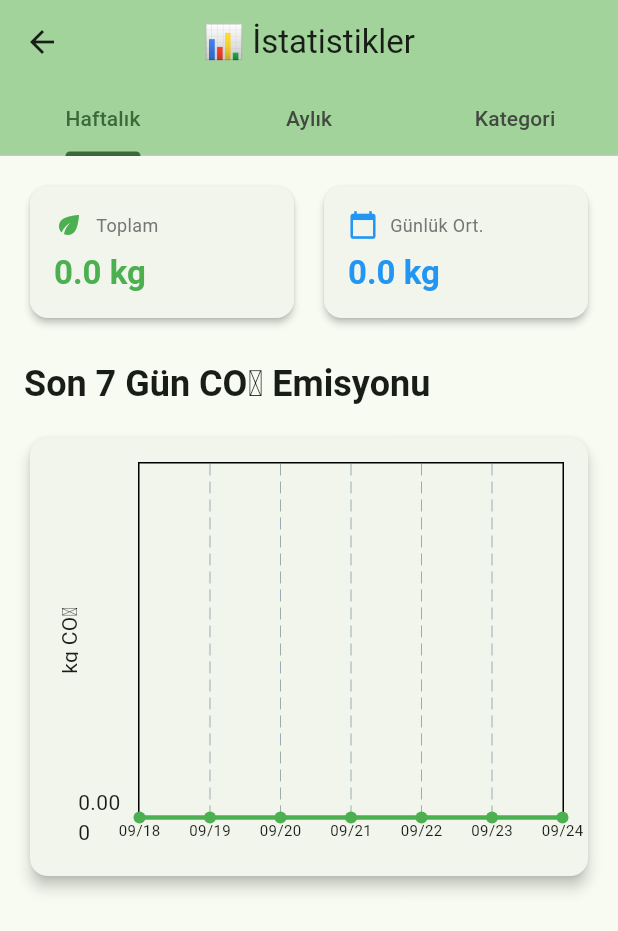
After one commit to kendlenx/carbon-tracker, a Flutter app: the screen it shows after launch, after a tap on the "bar chart" icon, on a phone screen of 412 x 824 dp. The commit adds this screen. Shown: the top 931 px of the screen. Run offline on Flutter 3.47's test engine with Material 3 defaults, Android fonts, the phone set to English and light mode, and no system bars; drawn by our look-alikes of fl_chart; our stand-ins replace sqflite; accounts and stored records are empty.

Commit message:
İstatistik grafikleri eklendi
📊 Yeni Özellikler:
- Comprehensive statistics screen with 3 tabs
- Haftalık CO₂ trend grafikleri (Line Chart)
- Aylık CO₂ takip grafikleri (30 gün)
- Kategori bazlı dağılım (Pie Chart)
- Gerçek zamanlı veri entegrasyonu

📈 Grafik Özellikleri:
- fl_chart paketi ile profesyonel grafikler
- Haftalık/Aylık line chart'lar
- Ulaşım türü pie chart
- Renkli kategori avatarları
- Yüzdelik dağılım görünümü

🎨 UI/UX:
- TabController ile organize sayfalar
- Loading states ve empty states
- Material Design 3 uyumlu kartlar
- Responsive stat cards
- Ana sayfadan kolay erişim (AppBar button)

🔧 Teknik:
- DatabaseService entegrasyonu
- Date range sorgular
- İstatistik hesaplama metodları
- Memory efficient chart rendering
- Error handling

```diff
--- a/lib/main.dart
+++ b/lib/main.dart
@@ -1,6 +1,7 @@
 import 'package:flutter/material.dart';
 import 'screens/transport_screen.dart';
 import 'screens/add_activity_screen.dart';
+import 'screens/statistics_screen.dart';
 import 'services/database_service.dart';
 
 void main() {
@@ -163,6 +164,19 @@ class _CarbonTrackerHomeState extends State<CarbonTrackerHome> {
           style: TextStyle(fontWeight: FontWeight.bold),
         ),
         backgroundColor: Theme.of(context).colorScheme.inversePrimary,
+        actions: [
+          IconButton(
+            icon: const Icon(Icons.bar_chart),
+            tooltip: 'İstatistikler',
+            onPressed: () {
+              Navigator.of(context).push(
+                MaterialPageRoute(
+                  builder: (context) => const StatisticsScreen(),
+                ),
+              );
+            },
+          ),
+        ],
       ),
       body: isLoading
           ? const Center(child: CircularProgressIndicator())
--- /dev/null
+++ b/lib/screens/statistics_screen.dart
@@ -0,0 +1,511 @@
+import 'package:flutter/material.dart';
+import 'package:fl_chart/fl_chart.dart';
+import 'package:intl/intl.dart';
+import '../services/database_service.dart';
+
+class StatisticsScreen extends StatefulWidget {
+  const StatisticsScreen({super.key});
+
+  @override
+  State<StatisticsScreen> createState() => _StatisticsScreenState();
+}
+
+class _StatisticsScreenState extends State<StatisticsScreen> with SingleTickerProviderStateMixin {
+  late TabController _tabController;
+  bool isLoading = true;
+
+  // Veri listeleri
+  List<FlSpot> weeklyData = [];
+  List<FlSpot> monthlyData = [];
+  Map<String, double> categoryData = {};
+
+  // İstatistikler
+  double totalWeekCO2 = 0.0;
+  double totalMonthCO2 = 0.0;
+  double averageDaily = 0.0;
+
+  @override
+  void initState() {
+    super.initState();
+    _tabController = TabController(length: 3, vsync: this);
+    _loadStatistics();
+  }
+
+  @override
+  void dispose() {
+    _tabController.dispose();
+    super.dispose();
+  }
+
+  Future<void> _loadStatistics() async {
+    try {
+      await _loadWeeklyData();
+      await _loadMonthlyData();
+      await _loadCategoryData();
+
+      if (mounted) {
+        setState(() {
+          isLoading = false;
+        });
+      }
+    } catch (e) {
+      print('Error loading statistics: $e');
+      if (mounted) {
+        setState(() {
+          isLoading = false;
+        });
+      }
+    }
+  }
+
+  Future<void> _loadWeeklyData() async {
+    final now = DateTime.now();
+    weeklyData.clear();
+    totalWeekCO2 = 0.0;
+
+    for (int i = 6; i >= 0; i--) {
+      final date = now.subtract(Duration(days: i));
+      final co2 = await DatabaseService.instance.getTotalCO2ForDate(date);
+      weeklyData.add(FlSpot(i.toDouble(), co2));
+      totalWeekCO2 += co2;
+    }
+
+    averageDaily = totalWeekCO2 / 7;
+  }
+
+  Future<void> _loadMonthlyData() async {
+    final now = DateTime.now();
+    monthlyData.clear();
+    totalMonthCO2 = 0.0;
+
+    for (int i = 29; i >= 0; i--) {
+      final date = now.subtract(Duration(days: i));
+      final co2 = await DatabaseService.instance.getTotalCO2ForDate(date);
+      monthlyData.add(FlSpot(i.toDouble(), co2));
+      totalMonthCO2 += co2;
+    }
+  }
+
+  Future<void> _loadCategoryData() async {
+    final now = DateTime.now();
+    final weekAgo = now.subtract(const Duration(days: 7));
+
+    categoryData = await DatabaseService.instance.getCO2ByTransportType(
+      startDate: weekAgo,
+      endDate: now,
+    );
+  }
+
+  @override
+  Widget build(BuildContext context) {
+    return Scaffold(
+      appBar: AppBar(
+        title: const Text('📊 İstatistikler'),
+        backgroundColor: Theme.of(context).colorScheme.inversePrimary,
+        bottom: TabBar(
+          controller: _tabController,
+          tabs: const [
+            Tab(text: 'Haftalık'),
+            Tab(text: 'Aylık'),
+            Tab(text: 'Kategori'),
+          ],
+        ),
+      ),
+      body: isLoading
+          ? const Center(child: CircularProgressIndicator())
+          : TabBarView(
+              controller: _tabController,
+              children: [
+                _buildWeeklyTab(),
+                _buildMonthlyTab(),
+                _buildCategoryTab(),
+              ],
+            ),
+    );
+  }
+
+  Widget _buildWeeklyTab() {
+    return SingleChildScrollView(
+      padding: const EdgeInsets.all(16.0),
+      child: Column(
+        crossAxisAlignment: CrossAxisAlignment.start,
+        children: [
+          // Özet kartları
+          Row(
+            children: [
+              Expanded(
+                child: _buildStatCard(
+                  title: 'Toplam',
+                  value: '${totalWeekCO2.toStringAsFixed(1)} kg',
+                  icon: Icons.eco,
+                  color: Colors.green,
+                ),
+              ),
+              const SizedBox(width: 12),
+              Expanded(
+                child: _buildStatCard(
+                  title: 'Günlük Ort.',
+                  value: '${averageDaily.toStringAsFixed(1)} kg',
+                  icon: Icons.calendar_today,
+                  color: Colors.blue,
+                ),
+              ),
+            ],
+          ),
+
+          const SizedBox(height: 24),
+
+          Text(
+            'Son 7 Gün CO₂ Emisyonu',
+            style: Theme.of(context).textTheme.headlineSmall?.copyWith(
+              fontWeight: FontWeight.bold,
+            ),
+          ),
+
+          const SizedBox(height: 16),
+
+          // Haftalık grafik
+          SizedBox(
+            height: 300,
+            child: Card(
+              elevation: 4,
+              child: Padding(
+                padding: const EdgeInsets.all(16.0),
+                child: LineChart(
+                  LineChartData(
+                    gridData: FlGridData(show: true),
+                    titlesData: FlTitlesData(
+                      leftTitles: AxisTitles(
+                        axisNameWidget: const Text('kg CO₂'),
+                        sideTitles: SideTitles(
+                          showTitles: true,
+                          reservedSize: 40,
+                        ),
+                      ),
+                      bottomTitles: AxisTitles(
+                        sideTitles: SideTitles(
+                          showTitles: true,
+                          getTitlesWidget: (value, meta) {
+                            final now = DateTime.now();
+                            final date = now.subtract(Duration(days: (6 - value.toInt())));
+                            return Text(
+                              DateFormat('MM/dd').format(date),
+                              style: const TextStyle(fontSize: 10),
+                            );
+                          },
+                        ),
+                      ),
+                      topTitles: const AxisTitles(sideTitles: SideTitles(showTitles: false)),
+                      rightTitles: const AxisTitles(sideTitles: SideTitles(showTitles: false)),
+                    ),
+                    borderData: FlBorderData(show: true),
+                    lineBarsData: [
+                      LineChartBarData(
+                        spots: weeklyData,
+                        isCurved: true,
+                        color: Colors.green,
+                        barWidth: 3,
+                        dotData: const FlDotData(show: true),
+                        belowBarData: BarAreaData(
+                          show: true,
+                          color: Colors.green.withOpacity(0.1),
+                        ),
+                      ),
+                    ],
+                  ),
+                ),
+              ),
+            ),
+          ),
+        ],
+      ),
+    );
+  }
+
+  Widget _buildMonthlyTab() {
+    return SingleChildScrollView(
+      padding: const EdgeInsets.all(16.0),
+      child: Column(
+        crossAxisAlignment: CrossAxisAlignment.start,
+        children: [
+          // Özet kartı
+          _buildStatCard(
+            title: 'Aylık Toplam',
+            value: '${totalMonthCO2.toStringAsFixed(1)} kg CO₂',
+            icon: Icons.calendar_month,
+            color: Colors.orange,
+            isFullWidth: true,
+          ),
+
+          const SizedBox(height: 24),
+
+          Text(
+            'Son 30 Gün CO₂ Trendi',
+            style: Theme.of(context).textTheme.headlineSmall?.copyWith(
+              fontWeight: FontWeight.bold,
+            ),
+          ),
+
+          const SizedBox(height: 16),
+
+          // Aylık grafik
+          SizedBox(
+            height: 300,
+            child: Card(
+              elevation: 4,
+              child: Padding(
+                padding: const EdgeInsets.all(16.0),
+                child: LineChart(
+                  LineChartData(
+                    gridData: FlGridData(show: true),
+                    titlesData: FlTitlesData(
+                      leftTitles: AxisTitles(
+                        axisNameWidget: const Text('kg CO₂'),
+                        sideTitles: SideTitles(
+                          showTitles: true,
+                          reservedSize: 40,
+                        ),
+                      ),
+                      bottomTitles: AxisTitles(
+                        sideTitles: SideTitles(
+                          showTitles: true,
+                          interval: 5,
+                          getTitlesWidget: (value, meta) {
+                            if (value.toInt() % 5 == 0) {
+                              final now = DateTime.now();
+                              final date = now.subtract(Duration(days: (29 - value.toInt())));
+                              return Text(
+                                DateFormat('MM/dd').format(date),
+                                style: const TextStyle(fontSize: 10),
+                              );
+                            }
+                            return const Text('');
+                          },
+                        ),
+                      ),
+                      topTitles: const AxisTitles(sideTitles: SideTitles(showTitles: false)),
+                      rightTitles: const AxisTitles(sideTitles: SideTitles(showTitles: false)),
+                    ),
+                    borderData: FlBorderData(show: true),
+                    lineBarsData: [
+                      LineChartBarData(
+                        spots: monthlyData,
+                        isCurved: true,
+                        color: Colors.orange,
+                        barWidth: 2,
+                        dotData: const FlDotData(show: false),
+                        belowBarData: BarAreaData(
+                          show: true,
+                          color: Colors.orange.withOpacity(0.1),
+                        ),
+                      ),
+                    ],
+                  ),
+                ),
+              ),
+            ),
+          ),
+        ],
+      ),
+    );
+  }
+
+  Widget _buildCategoryTab() {
+    final totalCategoryCO2 = categoryData.values.fold(0.0, (a, b) => a + b);
+
+    return SingleChildScrollView(
+      padding: const EdgeInsets.all(16.0),
+      child: Column(
+        crossAxisAlignment: CrossAxisAlignment.start,
+        children: [
+          Text(
+            'Ulaşım Türü Dağılımı (Son 7 Gün)',
+            style: Theme.of(context).textTheme.headlineSmall?.copyWith(
+              fontWeight: FontWeight.bold,
+            ),
+          ),
+
+          const SizedBox(height: 16),
+
+          if (categoryData.isEmpty)
+            const Card(
+              child: Padding(
+                padding: EdgeInsets.all(32.0),
+                child: Center(
+                  child: Column(
+                    children: [
+                      Icon(Icons.bar_chart, size: 48, color: Colors.grey),
+                      SizedBox(height: 16),
+                      Text('Henüz veri yok'),
+                      Text('Aktivite ekleyerek grafiği görüntüleyebilirsiniz.'),
+                    ],
+                  ),
+                ),
+              ),
+            )
+          else ...[
+            // Pasta grafik
+            SizedBox(
+              height: 250,
+              child: Card(
+                elevation: 4,
+                child: Padding(
+                  padding: const EdgeInsets.all(16.0),
+                  child: PieChart(
+                    PieChartData(
+                      sections: _buildPieChartSections(),
+                      centerSpaceRadius: 60,
+                      sectionsSpace: 2,
+                    ),
+                  ),
+                ),
+              ),
+            ),
+
+            const SizedBox(height: 16),
+
+            // Kategori listesi
+            ...categoryData.entries.map((entry) {
+              final percentage = totalCategoryCO2 > 0
+                  ? (entry.value / totalCategoryCO2 * 100)
+                  : 0.0;
+
+              return Card(
+                margin: const EdgeInsets.symmetric(vertical: 4),
+                child: ListTile(
+                  leading: CircleAvatar(
+                    backgroundColor: _getCategoryColor(entry.key),
+                    child: Text(
+                      _getCategoryEmoji(entry.key),
+                      style: const TextStyle(fontSize: 16),
+                    ),
+                  ),
+                  title: Text(entry.key),
+                  subtitle: Text('${percentage.toStringAsFixed(1)}%'),
+                  trailing: Text(
+                    '${entry.value.toStringAsFixed(2)} kg CO₂',
+                    style: const TextStyle(fontWeight: FontWeight.bold),
+                  ),
+                ),
+              );
+            }).toList(),
+          ],
+        ],
+      ),
+    );
+  }
+
+  Widget _buildStatCard({
+    required String title,
+    required String value,
+    required IconData icon,
+    required Color color,
+    bool isFullWidth = false,
+  }) {
+    return Card(
+      elevation: 2,
+      child: Container(
+        width: isFullWidth ? double.infinity : null,
+        padding: const EdgeInsets.all(16.0),
+        child: Column(
+          crossAxisAlignment: CrossAxisAlignment.start,
+          children: [
+            Row(
+              children: [
+                Icon(icon, color: color, size: 20),
+                const SizedBox(width: 8),
+                Text(
+                  title,
+                  style: TextStyle(
+                    color: Colors.grey.shade600,
+                    fontSize: 12,
+                  ),
+                ),
+              ],
+            ),
+            const SizedBox(height: 8),
+            Text(
+              value,
+              style: Theme.of(context).textTheme.titleLarge?.copyWith(
+                fontWeight: FontWeight.bold,
+                color: color,
+              ),
+            ),
+          ],
+        ),
+      ),
+    );
+  }
+
+  List<PieChartSectionData> _buildPieChartSections() {
+    final totalCO2 = categoryData.values.fold(0.0, (a, b) => a + b);
+    final colors = [Colors.blue, Colors.green, Colors.orange, Colors.red, Colors.purple];
+
+    return categoryData.entries.map((entry) {
+      final index = categoryData.keys.toList().indexOf(entry.key);
+      final percentage = totalCO2 > 0 ? (entry.value / totalCO2 * 100) : 0.0;
+
+      return PieChartSectionData(
+        value: entry.value,
+        title: '${percentage.toStringAsFixed(1)}%',
+        color: colors[index % colors.length],
+        radius: 80,
+        titleStyle: const TextStyle(
+          fontSize: 12,
+          fontWeight: FontWeight.bold,
+          color: Colors.white,
+        ),
+      );
+    }).toList();
+  }
+
+  Color _getCategoryColor(String category) {
+    switch (category.toLowerCase()) {
+      case 'benzinli araba':
+        return Colors.red;
+      case 'dizel araba':
+        return Colors.orange;
+      case 'motorsiklet':
+        return Colors.purple;
+      case 'şehir otobüsü':
+        return Colors.blue;
+      case 'metro/tramvay':
+        return Colors.green;
+      case 'tren':
+        return Colors.indigo;
+      case 'iç hat uçak':
+        return Colors.pink;
+      case 'bisiklet':
+        return Colors.lightGreen;
+      case 'yürüyüş':
+        return Colors.grey;
+      default:
+        return Colors.teal;
+    }
+  }
+
+  String _getCategoryEmoji(String category) {
+    switch (category.toLowerCase()) {
+      case 'benzinli araba':
+        return '🚗';
+      case 'dizel araba':
+        return '🚙';
+      case 'motorsiklet':
+        return '🏍️';
+      case 'şehir otobüsü':
+        return '🚌';
+      case 'metro/tramvay':
+        return '🚇';
+      case 'tren':
+        return '🚄';
+      case 'iç hat uçak':
+        return '✈️';
+      case 'bisiklet':
+        return '🚴';
+      case 'yürüyüş':
+        return '🚶';
+      default:
+        return '🌱';
+    }
+  }
+}
```
